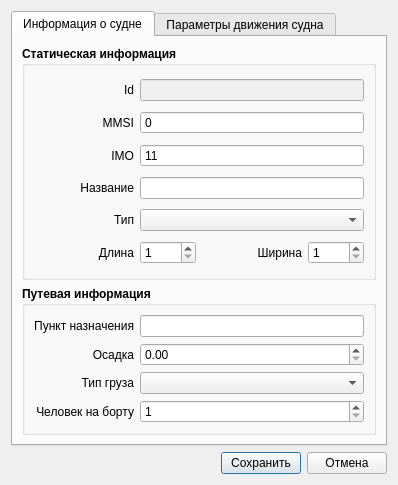
Qt form Emulator/sv_vesseleditor.ui (breton75/R-Card) before a commit.
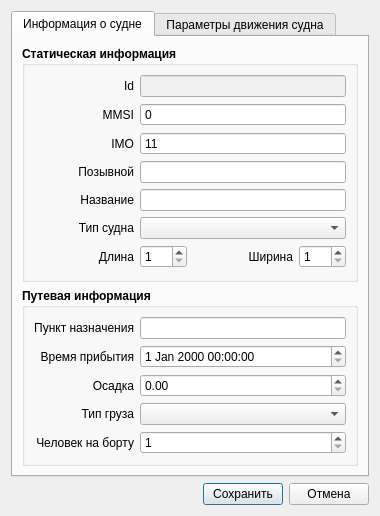
The same form after that commit.

```diff
--- a/Emulator/sv_vesseleditor.ui
+++ b/Emulator/sv_vesseleditor.ui
@@ -6,14 +6,14 @@
    <rect>
     <x>0</x>
     <y>0</y>
-    <width>398</width>
-    <height>466</height>
+    <width>373</width>
+    <height>490</height>
    </rect>
   </property>
   <property name="windowTitle">
    <string>Судно</string>
   </property>
-  <layout class="QVBoxLayout" name="verticalLayout_7">
+  <layout class="QVBoxLayout" name="verticalLayout_9">
    <item>
     <widget class="QTabWidget" name="tabWidget">
      <property name="currentIndex">
@@ -23,7 +23,7 @@
       <attribute name="title">
        <string>Информация о судне</string>
       </attribute>
-      <layout class="QVBoxLayout" name="verticalLayout_9">
+      <layout class="QVBoxLayout" name="verticalLayout_7">
        <item>
         <widget class="QGroupBox" name="gbStaticData">
          <property name="font">
@@ -233,7 +233,7 @@
                </font>
               </property>
               <property name="text">
-               <string>Название</string>
+               <string>Позывной</string>
               </property>
               <property name="alignment">
                <set>Qt::AlignRight|Qt::AlignTrailing|Qt::AlignVCenter</set>
@@ -252,6 +252,54 @@
             </item>
            </layout>
           </item>
+          <item>
+           <layout class="QHBoxLayout" name="layoutDevName_2">
+            <item>
+             <widget class="QLabel" name="lblName">
+              <property name="sizePolicy">
+               <sizepolicy hsizetype="Fixed" vsizetype="Preferred">
+                <horstretch>0</horstretch>
+                <verstretch>0</verstretch>
+               </sizepolicy>
+              </property>
+              <property name="minimumSize">
+               <size>
+                <width>100</width>
+                <height>0</height>
+               </size>
+              </property>
+              <property name="maximumSize">
+               <size>
+                <width>100</width>
+                <height>16777215</height>
+               </size>
+              </property>
+              <property name="font">
+               <font>
+                <weight>50</weight>
+                <bold>false</bold>
+               </font>
+              </property>
+              <property name="text">
+               <string>Название</string>
+              </property>
+              <property name="alignment">
+               <set>Qt::AlignRight|Qt::AlignTrailing|Qt::AlignVCenter</set>
+              </property>
+             </widget>
+            </item>
+            <item>
+             <widget class="QLineEdit" name="editName">
+              <property name="font">
+               <font>
+                <weight>50</weight>
+                <bold>false</bold>
+               </font>
+              </property>
+             </widget>
+            </item>
+           </layout>
+          </item>
           <item>
            <layout class="QHBoxLayout" name="horizontalLayout_2">
             <item>
@@ -281,7 +329,7 @@
                </font>
               </property>
               <property name="text">
-               <string>Тип</string>
+               <string>Тип судна</string>
               </property>
               <property name="alignment">
                <set>Qt::AlignRight|Qt::AlignTrailing|Qt::AlignVCenter</set>
@@ -476,6 +524,54 @@
            <layout class="QHBoxLayout" name="horizontalLayout_4">
             <item>
              <widget class="QLabel" name="lblDevName_6">
+              <property name="sizePolicy">
+               <sizepolicy hsizetype="Fixed" vsizetype="Preferred">
+                <horstretch>0</horstretch>
+                <verstretch>0</verstretch>
+               </sizepolicy>
+              </property>
+              <property name="minimumSize">
+               <size>
+                <width>100</width>
+                <height>0</height>
+               </size>
+              </property>
+              <property name="maximumSize">
+               <size>
+                <width>100</width>
+                <height>16777215</height>
+               </size>
+              </property>
+              <property name="font">
+               <font>
+                <weight>50</weight>
+                <bold>false</bold>
+               </font>
+              </property>
+              <property name="text">
+               <string>Время прибытия</string>
+              </property>
+              <property name="alignment">
+               <set>Qt::AlignRight|Qt::AlignTrailing|Qt::AlignVCenter</set>
+              </property>
+             </widget>
+            </item>
+            <item>
+             <widget class="QDateTimeEdit" name="dateTimeEstimatedTimeOfArrival">
+              <property name="font">
+               <font>
+                <weight>50</weight>
+                <bold>false</bold>
+               </font>
+              </property>
+             </widget>
+            </item>
+           </layout>
+          </item>
+          <item>
+           <layout class="QHBoxLayout" name="horizontalLayout_15">
+            <item>
+             <widget class="QLabel" name="lblDevName_9">
               <property name="sizePolicy">
                <sizepolicy hsizetype="Fixed" vsizetype="Preferred">
                 <horstretch>0</horstretch>
```
